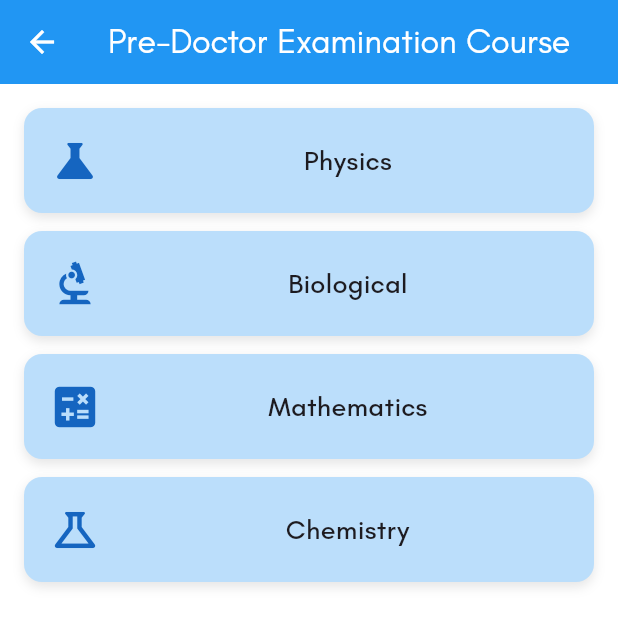
After one commit to Srunglay05/Preexam_app, a Flutter app: the DoctorCourseScreen screen opened directly, on a phone screen of 412 x 824 dp. The commit adds this screen. Shown: the top 626 px of the screen. Run offline on Flutter 3.47's test engine with Material 3 defaults, Android fonts, the phone set to English and light mode, and no system bars; our stand-ins replace cloud_firestore, firebase_auth, firebase_core, firebase_storage, flutter_local_notifications, font_awesome_flutter and 5 more; missing offline and left inert: syncfusion_flutter_pdfviewer; accounts and stored records are empty.

Commit message:
Describe your changes

```diff
--- /dev/null
+++ b/lib/screens/courses/dr_course/drcourse_screen.dart
@@ -0,0 +1,99 @@
+import 'package:flutter/material.dart';
+import 'package:get/get.dart';
+import 'package:prexam/screens/courses/dr_course/drcourse_list.dart';
+// import the next screen if you have one
+// import 'package:prexam/screens/tasks/doctor/doctorlist.dart';
+
+class DoctorCourseScreen extends StatelessWidget {
+  const DoctorCourseScreen({super.key});
+
+  final List<Map<String, dynamic>> doctorCourses = const [
+    {'icon': Icons.science, 'title': 'Physics'},
+    {'icon': Icons.biotech, 'title': 'Biological'},
+    {'icon': Icons.calculate, 'title': 'Mathematics'},
+    {'icon': Icons.science_outlined, 'title': 'Chemistry'},
+  ];
+
+  @override
+  Widget build(BuildContext context) {
+    return Scaffold(
+      backgroundColor: Colors.white,
+
+      /// 🟦 APP BAR
+      appBar: AppBar(
+        backgroundColor: Colors.blue,
+        foregroundColor: Colors.white,
+        elevation: 0,
+        leading: IconButton(
+          icon: const Icon(Icons.arrow_back),
+          onPressed: () => Get.back(),
+        ),
+        title: const Text(
+          'Pre-Doctor Examination Course',
+          style: TextStyle(
+            fontFamily: 'Teacher',
+            fontSize: 23,
+          ),
+        ),
+        centerTitle: true,
+      ),
+
+      /// 📋 COURSE LIST
+      body: ListView.separated(
+        padding: const EdgeInsets.all(16),
+        itemCount: doctorCourses.length,
+        separatorBuilder: (_, __) => const SizedBox(height: 12),
+        itemBuilder: (context, index) {
+          final course = doctorCourses[index];
+
+          return InkWell(
+            borderRadius: BorderRadius.circular(12),
+            onTap: () {
+              // 🔁 Navigate to next screen if needed
+              Get.to(() => DoctorListScreen(subjectTitle: course['title']));
+              debugPrint("Selected: ${course['title']}");
+            },
+            child: Container(
+              height: 70,
+              padding: const EdgeInsets.symmetric(horizontal: 16),
+              decoration: BoxDecoration(
+                color: Colors.blue[100],
+                borderRadius: BorderRadius.circular(12),
+                boxShadow: [
+                  BoxShadow(
+                    color: Colors.black.withOpacity(0.1),
+                    offset: const Offset(0, 3),
+                    blurRadius: 6,
+                  ),
+                ],
+              ),
+              child: Row(
+                children: [
+                  Icon(
+                    course['icon'],
+                    size: 36,
+                    color: Colors.blue[800],
+                  ),
+                  const SizedBox(width: 16),
+                  Expanded(
+                    child: Center(
+                      child: Text(
+                        course['title'],
+                        style: const TextStyle(
+                          fontSize: 18,
+                          fontWeight: FontWeight.w500,
+                          fontFamily: 'Teacher',
+                        ),
+                        textAlign: TextAlign.center,
+                      ),
+                    ),
+                  ),
+                ],
+              ),
+            ),
+          );
+        },
+      ),
+    );
+  }
+}
--- a/lib/screens/mainhome.dart
+++ b/lib/screens/mainhome.dart
@@ -2,7 +2,7 @@ import 'package:flutter/material.dart';
 import 'package:get/get.dart';
 import 'package:prexam/controllers/nav_controller.dart';
 import 'package:prexam/navi_drawer/drawer_menus.dart';
-import 'package:prexam/screens/courses/courselist_screen.dart';
+import 'package:prexam/screens/courses/coursescreen.dart';
 import 'package:prexam/screens/pregrams/pregram_screen.dart';
 import 'package:prexam/screens/reminder/reminder_list_page.dart';
 import 'package:prexam/screens/score_input.dart';
@@ -83,7 +83,7 @@ class HomeMainScreen extends StatelessWidget {
                 ),
               ),
               GestureDetector(
-                onTap: () => Get.to(() => CourselistScreen()),
+                onTap: () => Get.to(() => const CourseScreen()),
                 child: const Text(
                   "See All...",
                   style: TextStyle(
```
Also changed, not shown: lib/admin/add_course/addcourse_screen.dart (+36 -3 lines), lib/screens/courses/IFL_course/IFLcourse_list.dart (added, +110 -0 lines), lib/screens/courses/IFL_course/IFLcourse_screen.dart (added, +96 -0 lines), lib/screens/courses/RUPP_course/RUPPcourse_list.dart (added, +110 -0 lines), lib/screens/courses/RUPP_course/RUPPcourse_screen.dart (added, +98 -0 lines), lib/screens/courses/coursescreen.dart (renamed from lib/screens/courses/courselist_screen.dart, +8 -6 lines), lib/screens/courses/dr_course/drcourse_list.dart (added, +110 -0 lines).
